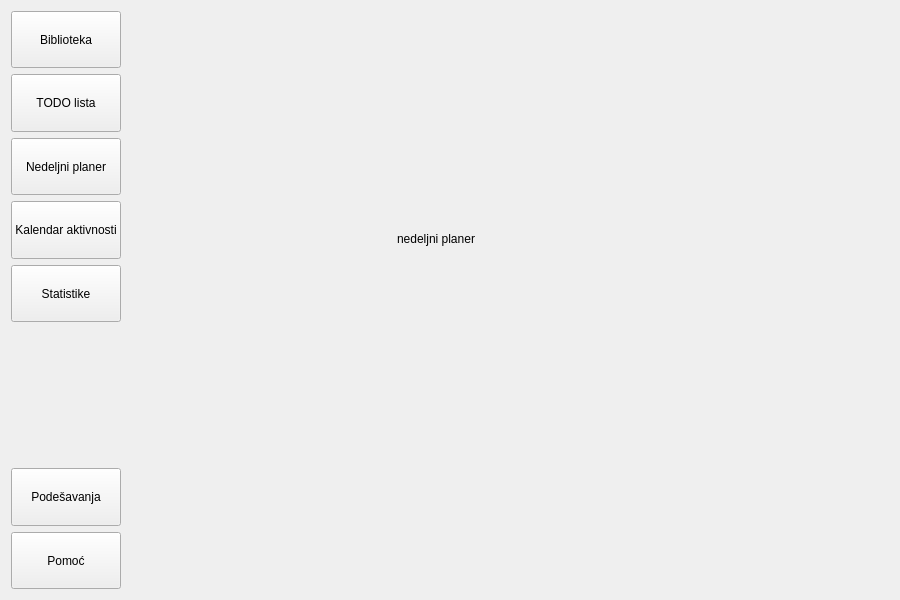
This is app/forms/mainwindow.ui in bogdans55/StudySphere as Qt 5 draws it before an edit. The edited form follows.
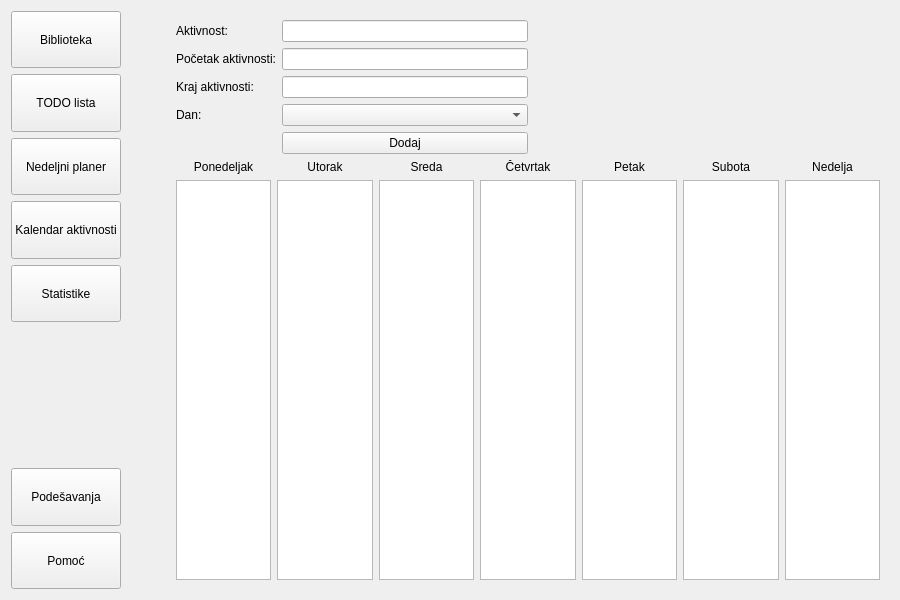
This is the edited form. The open tabs and pages were chosen to show the change.

Commit message: Edited gui for weekly planer

What changed in the file:
```diff
--- a/app/forms/mainwindow.ui
+++ b/app/forms/mainwindow.ui
@@ -240,19 +240,181 @@
       </widget>
      </widget>
      <widget class="QWidget" name="planerPage">
-      <widget class="QLabel" name="label_11">
-       <property name="geometry">
-        <rect>
-         <x>230</x>
-         <y>220</y>
-         <width>251</width>
-         <height>16</height>
-        </rect>
-       </property>
-       <property name="text">
-        <string>nedeljni planer</string>
-       </property>
-      </widget>
+      <layout class="QVBoxLayout" name="verticalLayout_6">
+       <item>
+        <layout class="QHBoxLayout" name="horizontalLayout_3">
+         <item>
+          <layout class="QFormLayout" name="formLayout">
+           <item row="0" column="0">
+            <widget class="QLabel" name="label_11">
+             <property name="text">
+              <string>Aktivnost:</string>
+             </property>
+            </widget>
+           </item>
+           <item row="0" column="1">
+            <widget class="QLineEdit" name="lineEdit"/>
+           </item>
+           <item row="1" column="0">
+            <widget class="QLabel" name="label_9">
+             <property name="text">
+              <string>Početak aktivnosti:</string>
+             </property>
+            </widget>
+           </item>
+           <item row="1" column="1">
+            <widget class="QLineEdit" name="lineEdit_2"/>
+           </item>
+           <item row="2" column="0">
+            <widget class="QLabel" name="label_10">
+             <property name="text">
+              <string>Kraj aktivnosti:</string>
+             </property>
+            </widget>
+           </item>
+           <item row="2" column="1">
+            <widget class="QLineEdit" name="lineEdit_3"/>
+           </item>
+           <item row="3" column="0">
+            <widget class="QLabel" name="label_13">
+             <property name="text">
+              <string>Dan:</string>
+             </property>
+            </widget>
+           </item>
+           <item row="3" column="1">
+            <widget class="QComboBox" name="comboBox_3">
+             <property name="editable">
+              <bool>false</bool>
+             </property>
+             <property name="currentText">
+              <string/>
+             </property>
+            </widget>
+           </item>
+           <item row="4" column="1">
+            <widget class="QPushButton" name="pushButton_4">
+             <property name="text">
+              <string>Dodaj</string>
+             </property>
+            </widget>
+           </item>
+          </layout>
+         </item>
+         <item>
+          <spacer name="horizontalSpacer_3">
+           <property name="orientation">
+            <enum>Qt::Horizontal</enum>
+           </property>
+           <property name="sizeType">
+            <enum>QSizePolicy::MinimumExpanding</enum>
+           </property>
+           <property name="sizeHint" stdset="0">
+            <size>
+             <width>40</width>
+             <height>20</height>
+            </size>
+           </property>
+          </spacer>
+         </item>
+        </layout>
+       </item>
+       <item>
+        <layout class="QGridLayout" name="gridLayout_2">
+         <item row="0" column="1">
+          <widget class="QLabel" name="label_15">
+           <property name="text">
+            <string>Utorak</string>
+           </property>
+           <property name="alignment">
+            <set>Qt::AlignCenter</set>
+           </property>
+          </widget>
+         </item>
+         <item row="0" column="5">
+          <widget class="QLabel" name="label_19">
+           <property name="text">
+            <string>Subota</string>
+           </property>
+           <property name="alignment">
+            <set>Qt::AlignCenter</set>
+           </property>
+          </widget>
+         </item>
+         <item row="0" column="0">
+          <widget class="QLabel" name="label_14">
+           <property name="text">
+            <string>Ponedeljak</string>
+           </property>
+           <property name="alignment">
+            <set>Qt::AlignCenter</set>
+           </property>
+          </widget>
+         </item>
+         <item row="0" column="4">
+          <widget class="QLabel" name="label_18">
+           <property name="text">
+            <string>Petak</string>
+           </property>
+           <property name="alignment">
+            <set>Qt::AlignCenter</set>
+           </property>
+          </widget>
+         </item>
+         <item row="0" column="3">
+          <widget class="QLabel" name="label_17">
+           <property name="text">
+            <string>Četvrtak</string>
+           </property>
+           <property name="alignment">
+            <set>Qt::AlignCenter</set>
+           </property>
+          </widget>
+         </item>
+         <item row="0" column="2">
+          <widget class="QLabel" name="label_16">
+           <property name="text">
+            <string>Sreda</string>
+           </property>
+           <property name="alignment">
+            <set>Qt::AlignCenter</set>
+           </property>
+          </widget>
+         </item>
+         <item row="1" column="0">
+          <widget class="QListWidget" name="listWidget_2"/>
+         </item>
+         <item row="0" column="6">
+          <widget class="QLabel" name="label_20">
+           <property name="text">
+            <string>Nedelja</string>
+           </property>
+           <property name="alignment">
+            <set>Qt::AlignCenter</set>
+           </property>
+          </widget>
+         </item>
+         <item row="1" column="1">
+          <widget class="QListWidget" name="listWidget_3"/>
+         </item>
+         <item row="1" column="2">
+          <widget class="QListWidget" name="listWidget_4"/>
+         </item>
+         <item row="1" column="3">
+          <widget class="QListWidget" name="listWidget_5"/>
+         </item>
+         <item row="1" column="4">
+          <widget class="QListWidget" name="listWidget_6"/>
+         </item>
+         <item row="1" column="5">
+          <widget class="QListWidget" name="listWidget_7"/>
+         </item>
+         <item row="1" column="6">
+          <widget class="QListWidget" name="listWidget_8"/>
+         </item>
+        </layout>
+       </item>
+      </layout>
      </widget>
      <widget class="QWidget" name="calendarPage">
       <widget class="QCalendarWidget" name="calendarWidget">
```
Left out of the diff: 5 changed lines with no effect on the pictures.
